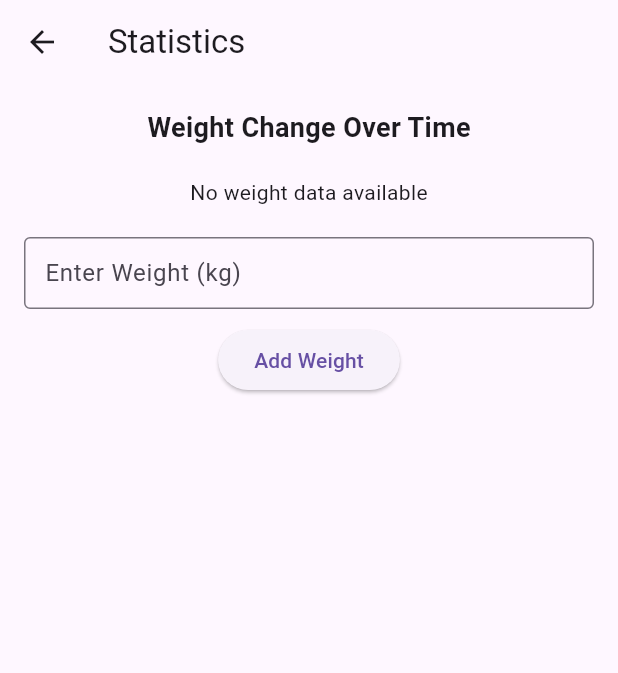
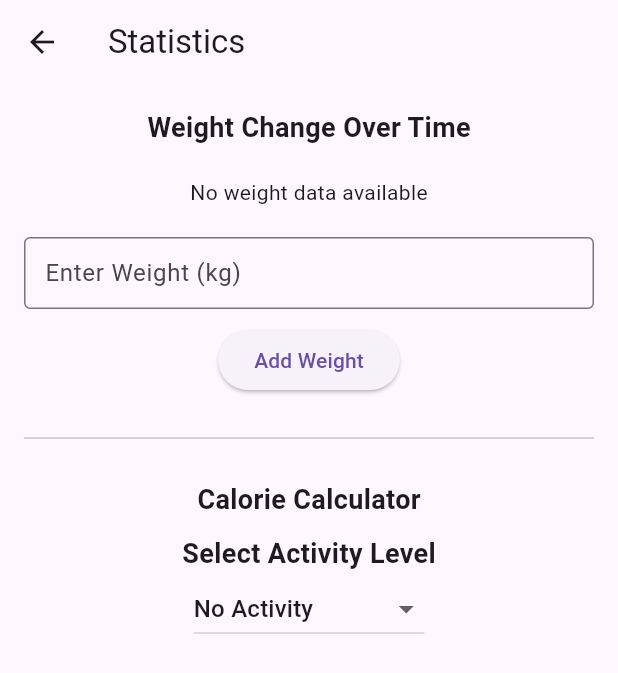
Before and after one commit to Lacesz0123/fitwithus, a Flutter app: the StatisticsScreen screen opened directly, after a tap on "Add Weight", on a phone screen of 412 x 824 dp. Shown: the top 673 px of the screen. Run offline on Flutter 3.47's test engine with Material 3 defaults, Android fonts, the phone set to English and light mode, and no system bars; our stand-ins replace cloud_firestore, email_validator, firebase_auth, firebase_core, firebase_storage, fl_chart and 1 more; accounts and stored records are empty.

Commit message:
calorie calculator added

```diff
--- a/lib/profile/statistics_screen.dart
+++ b/lib/profile/statistics_screen.dart
@@ -12,6 +12,10 @@ class StatisticsScreen extends StatefulWidget {
 
 class _StatisticsScreenState extends State<StatisticsScreen> {
   final TextEditingController _weightController = TextEditingController();
+  String? _selectedActivityLevel = 'No Activity';
+  double _rmr = 0.0;
+  double _maintenanceCalories = 0.0;
+  Map<String, dynamic>? _userData;
 
   // Súly hozzáadása Firestore-hoz
   Future<void> _addWeight() async {
@@ -26,25 +30,93 @@ class _StatisticsScreenState extends State<StatisticsScreen> {
         'weight': weight,
         'date': Timestamp.now(),
       });
+
+      // Súly frissítése a users collection-ben
+      await FirebaseFirestore.instance
+          .collection('users')
+          .doc(user.uid)
+          .update({'weight': weight});
+
       _weightController.clear();
       ScaffoldMessenger.of(context).showSnackBar(
         const SnackBar(content: Text('Weight added successfully')),
       );
+      _fetchUserData(); // Frissítjük az adatokat és a kalóriaszámítást
     }
   }
 
-  // Súlyadatok lekérése diagram megjelenítéséhez
-  Stream<List<Map<String, dynamic>>> _getWeightEntries() {
+  // Felhasználói adatok lekérése a kalóriaszámításhoz
+  Future<void> _fetchUserData() async {
     final user = FirebaseAuth.instance.currentUser;
-    return FirebaseFirestore.instance
-        .collection('weights')
-        .doc(user?.uid)
-        .collection('entries')
-        .orderBy('date', descending: false)
-        .snapshots()
-        .map((snapshot) => snapshot.docs
-            .map((doc) => doc.data() as Map<String, dynamic>)
-            .toList());
+    if (user != null) {
+      DocumentSnapshot userDoc = await FirebaseFirestore.instance
+          .collection('users')
+          .doc(user.uid)
+          .get();
+      setState(() {
+        _userData = userDoc.data() as Map<String, dynamic>?;
+        _calculateCalories();
+      });
+    }
+  }
+
+  // Kalóriák kiszámítása
+  void _calculateCalories() {
+    if (_userData != null &&
+        _userData!['weight'] != null &&
+        _userData!['height'] != null &&
+        _userData!['birthDate'] != null &&
+        _userData!['gender'] != null) {
+      double weight = (_userData!['weight'] as num).toDouble();
+      double height = (_userData!['height'] as num).toDouble();
+
+      // Ellenőrzés és konverzió DateTime típusra
+      DateTime birthDate;
+      if (_userData!['birthDate'] is Timestamp) {
+        birthDate = (_userData!['birthDate'] as Timestamp).toDate();
+      } else {
+        birthDate = DateTime.parse(_userData!['birthDate']);
+      }
+
+      int age = DateTime.now().year - birthDate.year;
+      if (DateTime.now().month < birthDate.month ||
+          (DateTime.now().month == birthDate.month &&
+              DateTime.now().day < birthDate.day)) {
+        age--;
+      }
+
+      if (_userData!['gender'] == 'Male') {
+        _rmr = (10 * weight) + (6.25 * height) - (5 * age) + 5;
+      } else if (_userData!['gender'] == 'Female') {
+        _rmr = (10 * weight) + (6.25 * height) - (5 * age) - 161;
+      }
+
+      if (_selectedActivityLevel != null) {
+        switch (_selectedActivityLevel) {
+          case 'No Activity':
+            _maintenanceCalories = _rmr * 1.2;
+            break;
+          case 'Light Activity':
+            _maintenanceCalories = _rmr * 1.375;
+            break;
+          case 'Moderate Activity':
+            _maintenanceCalories = _rmr * 1.55;
+            break;
+          case 'High Activity':
+            _maintenanceCalories = _rmr * 1.725;
+            break;
+          case 'Very High Activity':
+            _maintenanceCalories = _rmr * 1.9;
+            break;
+        }
+      }
+    }
+  }
+
+  @override
+  void initState() {
+    super.initState();
+    _fetchUserData();
   }
 
   @override
@@ -53,6 +125,7 @@ class _StatisticsScreenState extends State<StatisticsScreen> {
       appBar: AppBar(title: const Text('Statistics')),
       body: Padding(
         padding: const EdgeInsets.all(16.0),
+        child: SingleChildScrollView(
           child: Column(
             crossAxisAlignment: CrossAxisAlignment.center,
             children: [
@@ -128,9 +201,72 @@ class _StatisticsScreenState extends State<StatisticsScreen> {
                 onPressed: _addWeight,
                 child: const Text('Add Weight'),
               ),
+              const SizedBox(height: 20),
+              const Divider(),
+              const SizedBox(height: 20),
+              const Text(
+                'Calorie Calculator',
+                style: TextStyle(fontSize: 18, fontWeight: FontWeight.bold),
+              ),
+              const SizedBox(height: 10),
+              const Text(
+                'Select Activity Level',
+                style: TextStyle(fontSize: 18, fontWeight: FontWeight.bold),
+              ),
+              DropdownButton<String>(
+                value: _selectedActivityLevel,
+                items: [
+                  'No Activity',
+                  'Light Activity',
+                  'Moderate Activity',
+                  'High Activity',
+                  'Very High Activity'
+                ].map((String value) {
+                  return DropdownMenuItem<String>(
+                    value: value,
+                    child: Text(value),
+                  );
+                }).toList(),
+                onChanged: (String? newValue) {
+                  setState(() {
+                    _selectedActivityLevel = newValue;
+                    _calculateCalories();
+                  });
+                },
+              ),
+              const SizedBox(height: 20),
+              if (_rmr > 0 && _maintenanceCalories > 0)
+                Column(
+                  children: [
+                    Text(
+                      'RMR (Resting Metabolic Rate): ${_rmr.toStringAsFixed(2)} kcal',
+                      style: const TextStyle(fontSize: 16),
+                    ),
+                    const SizedBox(height: 10),
+                    Text(
+                      'Maintenance Calories: ${_maintenanceCalories.toStringAsFixed(2)} kcal',
+                      style: const TextStyle(fontSize: 16),
+                    ),
                   ],
+                ),
+            ],
+          ),
         ),
       ),
     );
   }
+
+  // Súlyadatok lekérése diagram megjelenítéséhez
+  Stream<List<Map<String, dynamic>>> _getWeightEntries() {
+    final user = FirebaseAuth.instance.currentUser;
+    return FirebaseFirestore.instance
+        .collection('weights')
+        .doc(user?.uid)
+        .collection('entries')
+        .orderBy('date', descending: false)
+        .snapshots()
+        .map((snapshot) => snapshot.docs
+            .map((doc) => doc.data() as Map<String, dynamic>)
+            .toList());
   }
+}
```
Lines whose indentation alone changed are shown as unchanged.
